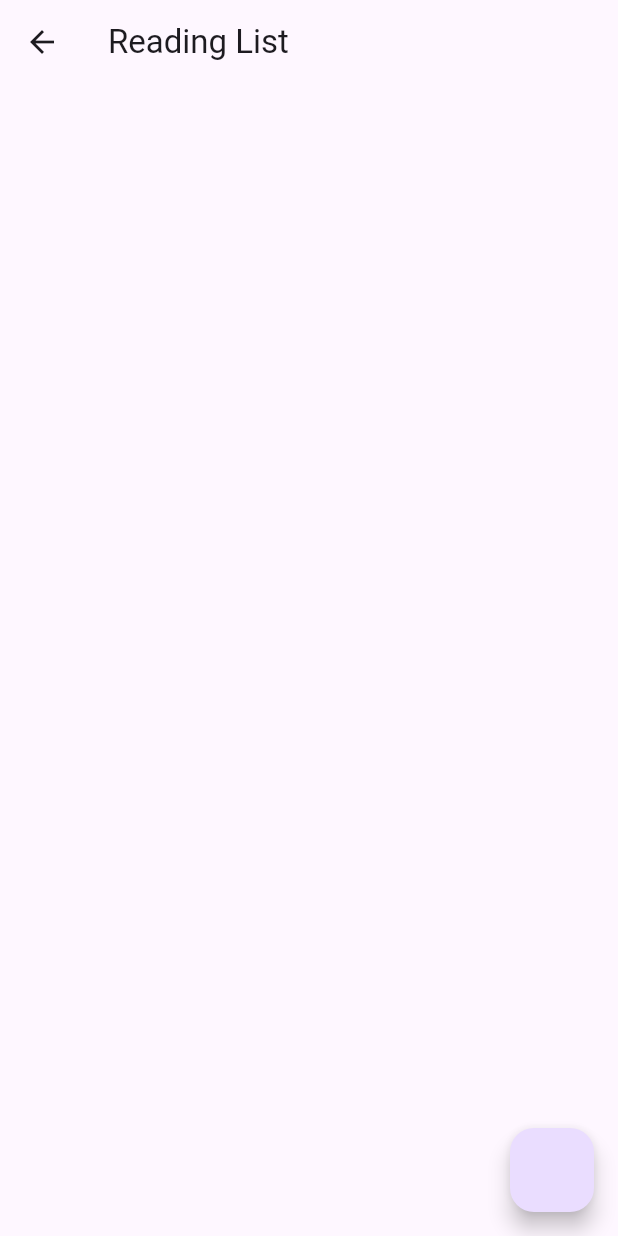
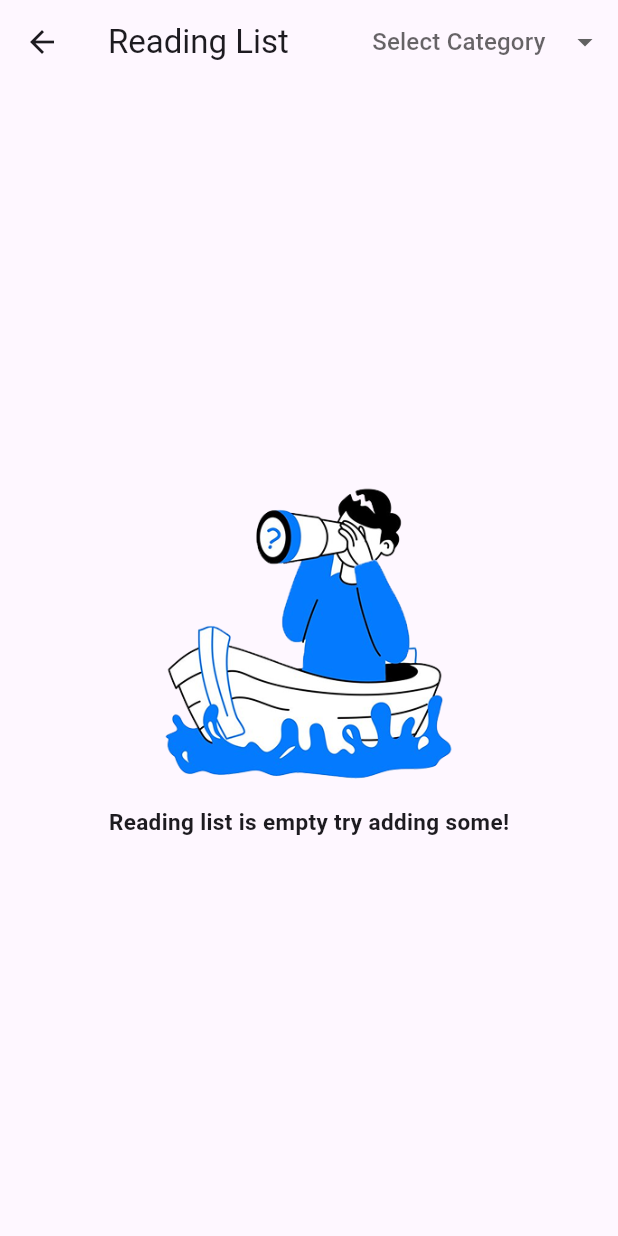
Before and after one commit to sabin6969/BookWorm, a Flutter app: the ReadingList screen opened directly, on a phone screen of 412 x 824 dp. Run offline on Flutter 3.47's test engine with Material 3 defaults, Android fonts, the light colour scheme and no system bars; our stand-ins replace drift, drift_flutter, flutter_dotenv, get_it, shared_preferences; accounts and stored records are empty; generated files the repository leaves out were written again; network calls fail.

Commit message:
Refactor reading list feature: remove deprecated files, implement asset paths, and enhance data handling in repository and view model

```diff
--- /dev/null
+++ b/lib/core/constants/app_asset_path.dart
@@ -0,0 +1,5 @@
+class AppAssetPath {
+  static const String _imageBasePath = "assets/images";
+
+  static const String emptyImagePath = "$_imageBasePath/empty_image.png";
+}
--- a/lib/local_db/utils/type_converter.dart
+++ b/lib/local_db/utils/type_converter.dart
@@ -1,15 +1,19 @@
 import 'dart:convert';
+import 'dart:developer';
 
 import 'package:drift/drift.dart';
 
 class ListTypeConverter extends TypeConverter<List<String>, String> {
   @override
   List<String> fromSql(String fromDb) {
-    return jsonDecode(fromDb);
+    return (jsonDecode(fromDb) as List<dynamic>)
+        .map((e) => e as String)
+        .toList();
   }
 
   @override
   String toSql(List<String> value) {
+    log("Before saving $value");
     return jsonEncode(value);
   }
 }
--- a/lib/main.dart
+++ b/lib/main.dart
@@ -11,6 +11,8 @@ import 'package:flutter/material.dart';
 import 'package:flutter/services.dart';
 import 'package:provider/provider.dart';
 import 'package:flutter_dotenv/flutter_dotenv.dart';
+
+late Size size;
 
 void main() async {
   WidgetsFlutterBinding
--- a/lib/view/dashboard/dashboard_view.dart
+++ b/lib/view/dashboard/dashboard_view.dart
@@ -1,6 +1,6 @@
 import 'package:bookworm/view/home/home_view.dart';
 import 'package:bookworm/view/profile/profile_view.dart';
-import 'package:bookworm/view/reading_list/reading_list.dart';
+import 'package:bookworm/view/reading_list/reading_list_view.dart';
 import 'package:flutter/material.dart';
 
 import '../home/widgets/animated_bottom_nav_item.dart';
--- a/lib/view/reading_list/reading_list.dart
+++ /dev/null
@@ -1,26 +0,0 @@
-import 'package:bookworm/core/di/service_locator.dart';
-import 'package:bookworm/local_db/app_db.dart';
-import 'package:bookworm/local_db/app_tables.dart';
-import 'package:drift/drift.dart';
-import 'package:flutter/material.dart';
-
-class ReadingList extends StatefulWidget {
-  const ReadingList({super.key});
-
-  @override
-  State<ReadingList> createState() => _ReadingListState();
-}
-
-class _ReadingListState extends State<ReadingList> {
-  @override
-  Widget build(BuildContext context) {
-    return Scaffold(
-      appBar: AppBar(
-        title: const Text("Reading List"),
-      ),
-      floatingActionButton: FloatingActionButton(
-        onPressed: () {},
-      ),
-    );
-  }
-}
--- /dev/null
+++ b/lib/view/reading_list/reading_list_view.dart
@@ -0,0 +1,150 @@
+import 'package:bookworm/core/constants/app_asset_path.dart';
+import 'package:bookworm/core/constants/book_status.dart';
+import 'package:bookworm/core/extensions/book_status_extension.dart';
+import 'package:bookworm/local_db/app_db.dart';
+import 'package:bookworm/main.dart' show size;
+import 'package:bookworm/view/home/widgets/book_widget.dart';
+import 'package:bookworm/view_model/reading_list_view_model.dart';
+import 'package:flutter/material.dart';
+import 'package:provider/provider.dart';
+
+import '../../core/constants/view_state_enum.dart';
+
+class ReadingList extends StatefulWidget {
+  const ReadingList({super.key});
+
+  @override
+  State<ReadingList> createState() => _ReadingListState();
+}
+
+class _ReadingListState extends State<ReadingList> {
+  @override
+  void initState() {
+    WidgetsBinding.instance.addPostFrameCallback(
+      (timeStamp) {
+        context.read<ReadingListViewModel>().getAllSavedBooks(
+              status: context.read<ReadingListViewModel>().bookStatus,
+            );
+      },
+    );
+    super.initState();
+  }
+
+  @override
+  Widget build(BuildContext context) {
+    size = MediaQuery.sizeOf(context);
+    return Scaffold(
+      appBar: AppBar(
+        title: const Text("Reading List"),
+        actions: [
+          Selector<ReadingListViewModel, BookStatus>(
+            builder: (context, value, child) {
+              return DropdownButton(
+                underline: SizedBox(),
+                hint: Text(
+                  context.read<ReadingListViewModel>().bookStatus == null
+                      ? "Select Category"
+                      : context
+                          .read<ReadingListViewModel>()
+                          .bookStatus!
+                          .readableString,
+                ),
+                items: BookStatus.values
+                    .map(
+                      (e) => DropdownMenuItem(
+                        value: e,
+                        child: Text(
+                          e.readableString,
+                        ),
+                      ),
+                    )
+                    .toList(),
+                onChanged: (value) {
+                  context.read<ReadingListViewModel>().selectBookStatus =
+                      value ?? BookStatus.currentlyReading;
+                  context.read<ReadingListViewModel>().getAllSavedBooks(
+                        status: context.read<ReadingListViewModel>().bookStatus,
+                      );
+                },
+              );
+            },
+            selector: (p0, p1) => p1.bookStatus ?? BookStatus.read,
+          ),
+          SizedBox(
+            width: 10,
+          ),
+        ],
+      ),
+      body: Consumer<ReadingListViewModel>(
+        builder: (context, value, child) {
+          switch (value.currentViewState) {
+            case ViewState.error:
+              return Column(
+                mainAxisAlignment: MainAxisAlignment.center,
+                children: [
+                  const Center(
+                    child: Text("An error occured!"),
+                  ),
+                  TextButton(
+                    onPressed: () {
+                      value.getAllSavedBooks();
+                    },
+                    child: const Text(
+                      "Retry",
+                    ),
+                  )
+                ],
+              );
+            case ViewState.sucess:
+              return value.bookTableData.isEmpty
+                  ? Column(
+                      spacing: 10,
+                      mainAxisAlignment: MainAxisAlignment.center,
+                      children: [
+                        Image.asset(
+                          height: size.height * 0.25,
+                          width: size.width * 0.5,
+                          AppAssetPath.emptyImagePath,
+                        ),
+                        Center(
+                          child: Text(
+                            "Reading list is empty try adding some!",
+                            style: TextStyle(
+                              fontSize: 15,
+                              fontWeight: FontWeight.bold,
+                            ),
+                          ),
+                        ),
+                      ],
+                    )
+                  : ListView.builder(
+                      itemCount: value.bookTableData.length,
+                      itemBuilder: (context, index) {
+                        BookTableData data = value.bookTableData[index];
+                        return BookWidget(
+                          imageUrl: data.imageUrl,
+                          authors: data.authors,
+                          title: data.bookTitle,
+                          pages: data.pages,
+                          ratingsCount: 0,
+                          id: data.id,
+                          language: data.language,
+                          rating: 0,
+                          isReadingList: true,
+                        );
+                      },
+                    );
+            case ViewState.loading:
+              return const Center(
+                child: Center(
+                  child: CircularProgressIndicator(),
+                ),
+              );
+            case ViewState.idel:
+              return const SizedBox.shrink();
+          }
+        },
+      ),
+    );
+  }
+}
--- a/lib/view_model/reading_list_view_model.dart
+++ b/lib/view_model/reading_list_view_model.dart
@@ -1,7 +1,6 @@
-import 'dart:developer';
-
 import 'package:bookworm/core/constants/book_status.dart';
 import 'package:bookworm/core/constants/view_state_enum.dart';
+import 'package:bookworm/local_db/app_db.dart';
 import 'package:bookworm/repository/reading_list_repository.dart';
 import 'package:flutter/foundation.dart';
 
@@ -9,7 +8,22 @@ class ReadingListViewModel extends ChangeNotifier {
   final ReadingListRepository readingListRepository;
   ReadingListViewModel({required this.readingListRepository});
 
-  ViewState _currentViewState = ViewState.sucess;
+  late List<BookTableData> _bookTableData;
+
+  List<BookTableData> get bookTableData => _bookTableData;
+
+  BookStatus? _bookStatus;
+
+  BookStatus? get bookStatus => _bookStatus;
+
+  set selectBookStatus(BookStatus newBookStatus) {
+    if (newBookStatus != _bookStatus) {
+      _bookStatus = newBookStatus;
+      notifyListeners();
+    }
+  }
+
+  ViewState _currentViewState = ViewState.idel;
 
   ViewState get currentViewState => _currentViewState;
 
@@ -20,15 +34,28 @@ class ReadingListViewModel extends ChangeNotifier {
     }
   }
 
+  void getAllSavedBooks({
+    BookStatus? status,
+  }) async {
+    try {
+      _changeViewState = ViewState.loading;
+      _bookTableData =
+          await readingListRepository.getSavedBooks(status: status);
+      _changeViewState = ViewState.sucess;
+    } catch (e) {
+      _changeViewState = ViewState.error;
+    }
+  }
+
   void deleteBookById({
     required String id,
   }) async {
     try {
       _changeViewState = ViewState.loading;
       await readingListRepository.removeBook(id: id);
-      _changeViewState = ViewState.error;
+      _bookTableData.removeWhere((book) => book.id == id);
+      _changeViewState = ViewState.sucess;
     } catch (e) {
-      log("Error aayo $e");
       _changeViewState = ViewState.error;
     }
   }
@@ -53,9 +80,7 @@ class ReadingListViewModel extends ChangeNotifier {
           pageCount: pageCount,
           status: status);
       _changeViewState = ViewState.sucess;
-      log("Relax i got it!");
     } catch (e) {
-      log("Relax i did not got it! $e");
       _changeViewState = ViewState.error;
     }
   }
```
Also changed, not shown: lib/repository/reading_list_repository.dart (+20 -5 lines), lib/view/home/home_view.dart (+16 -1 lines), lib/view/home/widgets/book_widget.dart (+72 -27 lines), assets/images/empty_image.png (renamed from assets/images/nothing_image.png).
